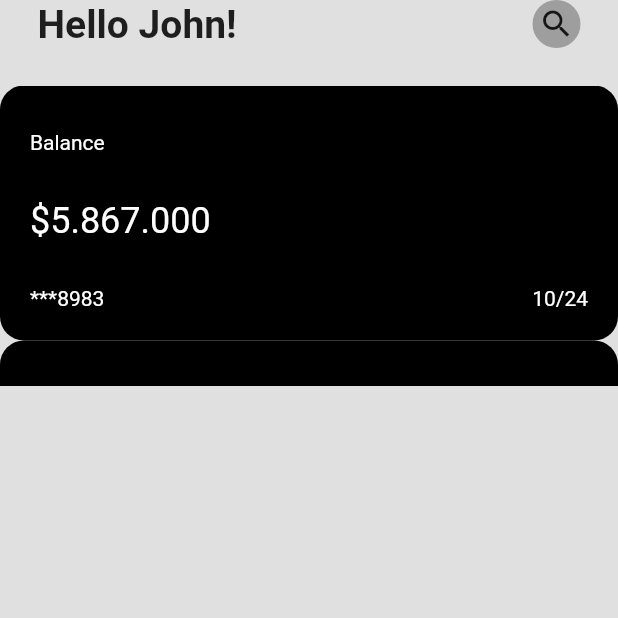
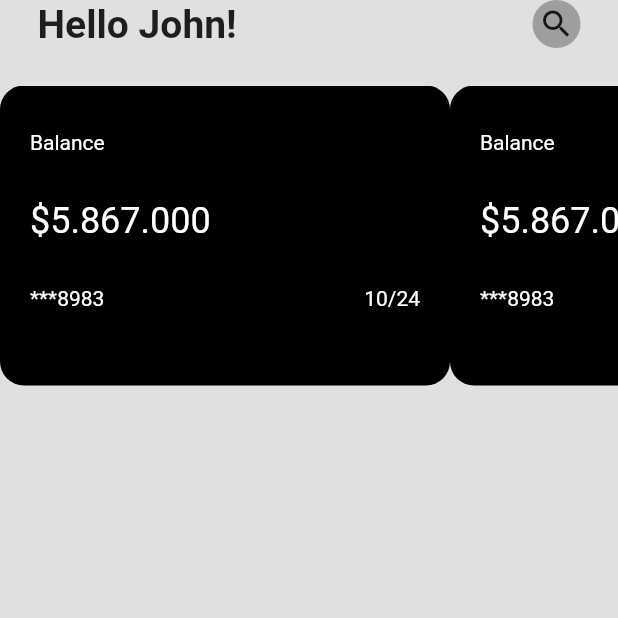
Before and after one commit to Lynzn/mygaleri, a Flutter app: the screen it shows after launch, on a phone screen of 412 x 824 dp, the top half of it. Run offline on Flutter 3.47's test engine with Material 2 defaults, Android fonts, the phone set to English and light mode, and no system bars.

```diff
--- a/lib/main.dart
+++ b/lib/main.dart
@@ -57,7 +57,7 @@ class _HomePageState extends State<HomePage> {
           //card
           Container(
               height: 200,
-              child: ListView(children: [
+              child: ListView(scrollDirection: Axis.horizontal, children: [
                 MyCard(),
                 MyCard(),
                 MyCard(),
```
Also changed, not shown: 1 other file.
